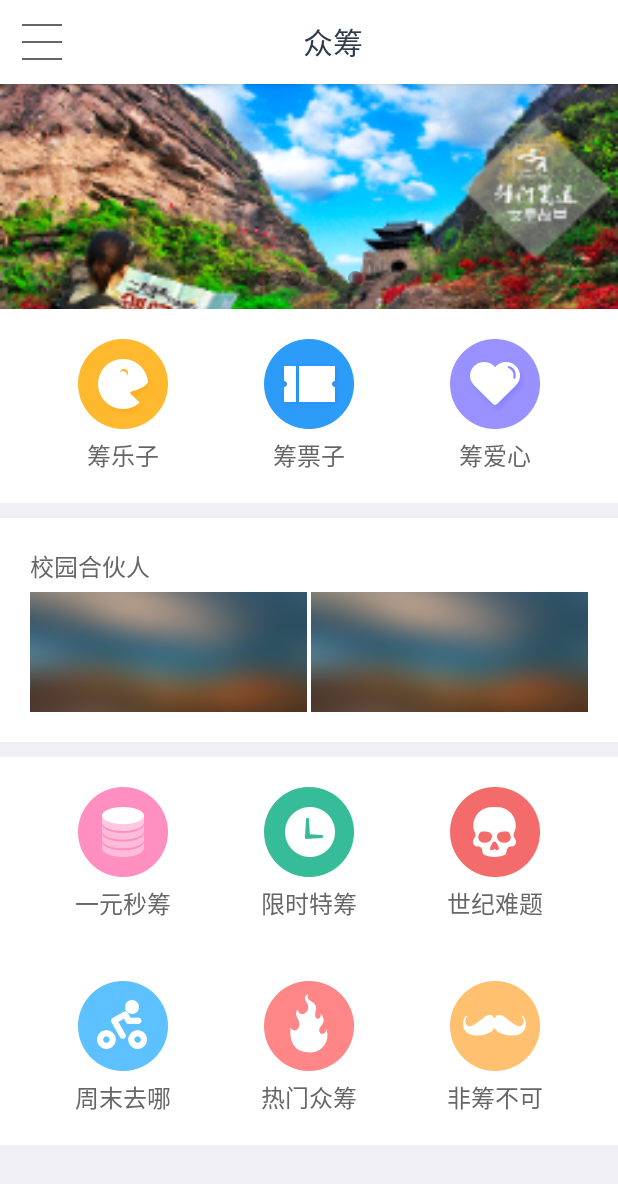
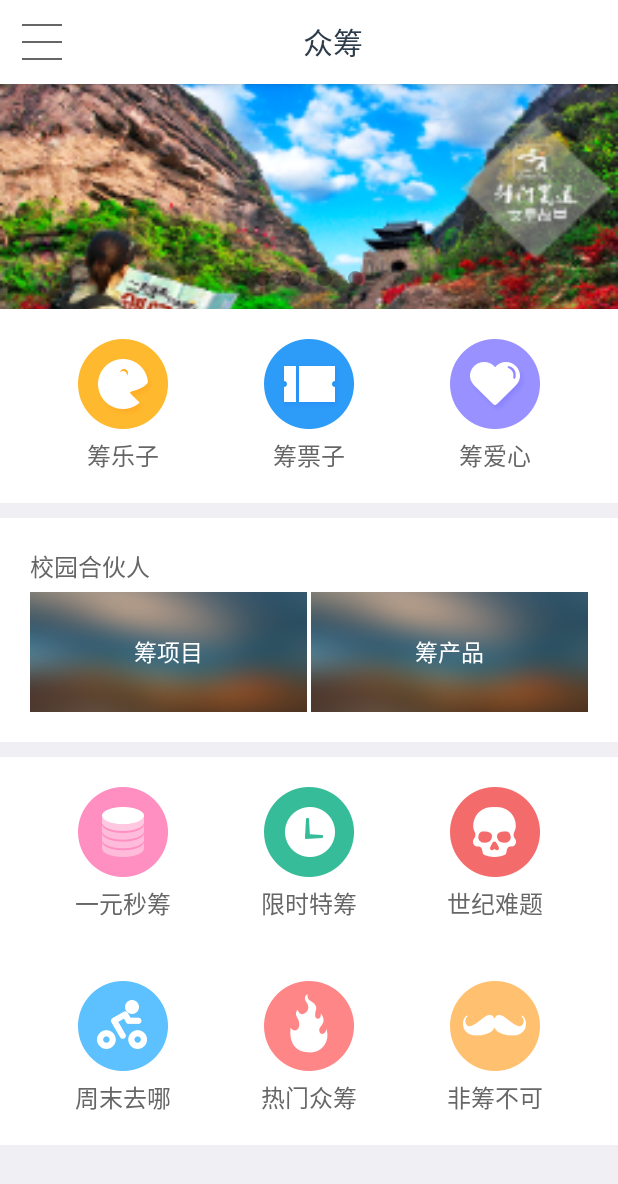
Before and after one commit to globalways/Choume-Android, an Android app: the screen it shows after launch (MainActivity), on a phone screen of 412 x 824 dp. Shown: the top 1184 px of the screen. Run offline under Robolectric (Android 15) with nearby library versions, the phone set to English and light mode, and no system bars; our stand-ins replace CircleImageView; libraries missing offline, so code that uses them is left out: com.globalways.proto, com.globalways.user; pictures from the network do not load.

Commit message:
去掉项目详情点击效果，增加筹产品，筹项目

```diff
--- a/choume/src/main/res/layout/layout_chou_header.xml
+++ b/choume/src/main/res/layout/layout_chou_header.xml
@@ -2,6 +2,7 @@
 <LinearLayout xmlns:android="http://schemas.android.com/apk/res/android"
     android:orientation="vertical" android:layout_width="match_parent"
     android:layout_height="match_parent"
+    android:background="@color/white"
     >
     <RelativeLayout
         android:padding="10dp"
--- a/choume/src/main/res/layout/main_layout.xml
+++ b/choume/src/main/res/layout/main_layout.xml
@@ -124,10 +124,11 @@
                 android:orientation="horizontal"
                 android:layout_width="match_parent"
                 android:layout_height="wrap_content">
-            <LinearLayout
+            <FrameLayout
+                android:onClick="onClick"
+                android:id="@+id/fl_chou_program"
                 android:layout_marginRight="1dp"
                 android:layout_weight="1"
-                android:orientation="vertical"
                 android:layout_height="wrap_content"
                 android:layout_width="0dp">
                 <ImageView
@@ -135,11 +136,21 @@
                     android:src="@mipmap/mine_bg"
                     android:layout_height="80dp"
                     android:layout_width="match_parent"/>
-                </LinearLayout>
-            <LinearLayout
+
+                <TextView
+                    android:textColor="@color/white"
+                    android:textSize="15sp"
+                    android:layout_width="wrap_content"
+                    android:layout_height="wrap_content"
+                    android:text="筹项目"
+                    android:id="@+id/textView2"
+                    android:layout_gravity="center" />
+            </FrameLayout>
+            <FrameLayout
+                android:id="@+id/fl_chou_product"
+                android:onClick="onClick"
                 android:layout_marginLeft="1dp"
                 android:layout_weight="1"
-                android:orientation="vertical"
                 android:layout_height="wrap_content"
                 android:layout_width="0dp">
                 <ImageView
@@ -147,7 +158,14 @@
                     android:src="@mipmap/mine_bg"
                     android:layout_height="80dp"
                     android:layout_width="match_parent"/>
-            </LinearLayout>
+                <TextView
+                    android:textColor="@color/white"
+                    android:textSize="15sp"
+                    android:layout_width="wrap_content"
+                    android:layout_height="wrap_content"
+                    android:text="筹产品"
+                    android:layout_gravity="center" />
+            </FrameLayout>
             </LinearLayout>
             </LinearLayout>
 
```
Also changed, not shown: choume/src/main/java/com/shichai/www/choume/activity/MainActivity.java (+12 -0 lines).
